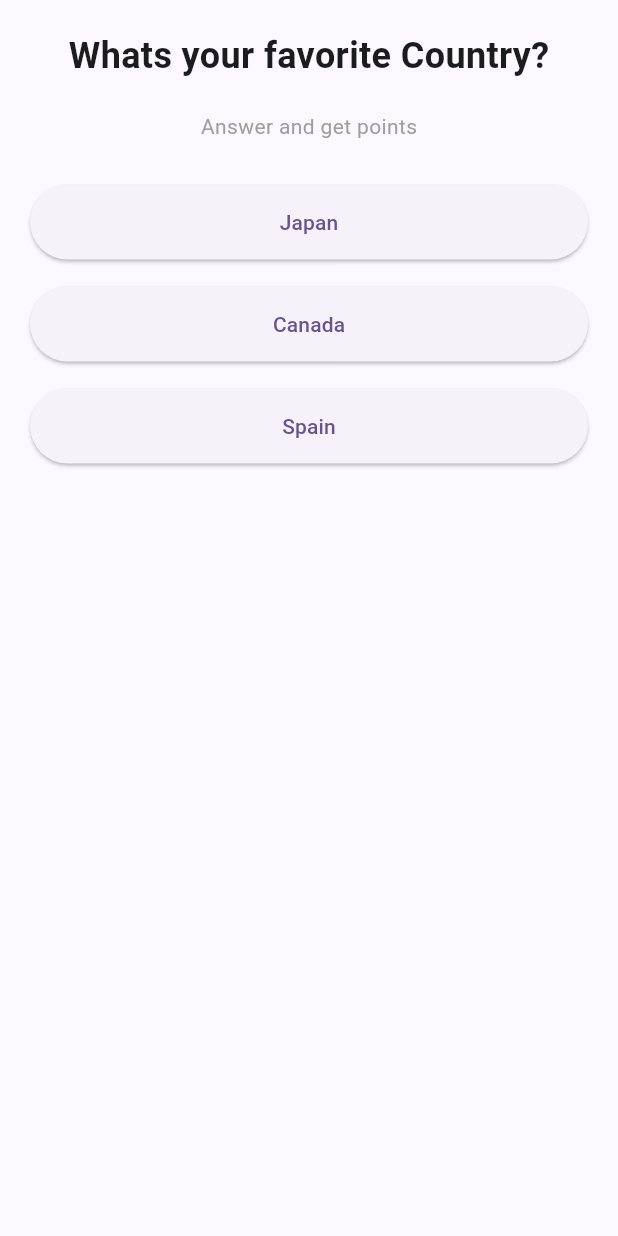
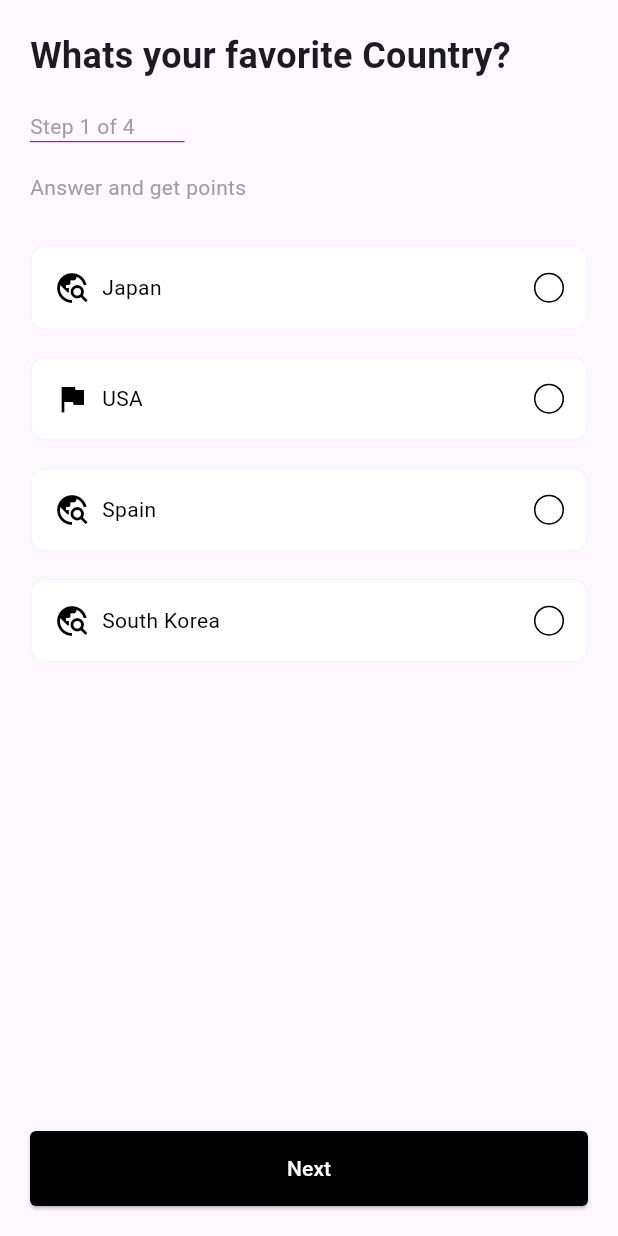
Before and after one commit to mays-najjar/second-task, a Flutter app: the screen it shows after launch, on a phone screen of 412 x 824 dp. Run offline on Flutter 3.47's test engine with Material 3 defaults, Android fonts, the phone set to English and light mode, and no system bars.

Commit message:
task finished

```diff
--- a/quiz_app/lib/models/question_with_answer.dart
+++ b/quiz_app/lib/models/question_with_answer.dart
@@ -1,29 +1,68 @@
+import 'package:flutter/material.dart';
+
 class QuestionWithAnswer {
   final String question;
-  final List<String> answers;
+  final List<Answer> answers;
   final String correctAnswer;
-  const QuestionWithAnswer(
-      {required this.question, required this.answers, required this.correctAnswer});
+  QuestionWithAnswer(
+      {required this.question,
+      required this.answers,
+      required this.correctAnswer});
+}
+
+class Answer {
+  final String text;
+  final IconData icon;
+  final bool correct;
+  Answer({required this.text, required this.icon, required this.correct});
 }
 
 // build data
-const List<QuestionWithAnswer> questionsWithAnswers = [
+List<QuestionWithAnswer> questionsWithAnswers = [
   QuestionWithAnswer(
-      question: 'Whats your favorite Country?',
-      answers: ['Japan', 'Canada', 'Spain'],
-      correctAnswer: 'Spain'),
-  QuestionWithAnswer(
-      question: 'Which one is your favorite transportation?',
-      answers: ['Car', 'Plane', 'Boat'],
-      correctAnswer: 'Car'),
-  QuestionWithAnswer(
-    question:
-        "Which extreme sport involves jumping off a tall structure with a bungee cord?",
-    answers: ["Skydiving", "Paragliding", "Bungee jumping"],
-    correctAnswer: "Bungee jumping"
+    question: 'Whats your favorite Country?',
+    answers: [
+      Answer(text: 'Japan', icon: Icons.travel_explore, correct: false),
+      Answer(text: 'USA', icon: Icons.flag, correct: false),
+      Answer(text: 'Spain', icon: Icons.travel_explore, correct: true),
+      Answer(
+          text: 'South Korea',
+          icon: Icons.travel_explore_rounded,
+          correct: false)
+    ],
+    correctAnswer: 'Spain',
   ),
   QuestionWithAnswer(
-  question: 'What is your favorite food',
-   answers: ['pizza', 'burger', 'shawrma'],
-    correctAnswer: 'burger')
+    question: 'Which one is your favorite transportation?',
+    answers: [
+      Answer(text: 'Car', icon: Icons.car_crash_rounded, correct: false),
+      Answer(text: 'Plane', icon: Icons.airline_seat_flat, correct: false),
+      Answer(text: 'Boat', icon: Icons.shape_line, correct: true),
+      Answer(text: 'Van', icon: Icons.vaccines, correct: false)
+    ],
+    correctAnswer: 'Boat',
+  ),
+  QuestionWithAnswer(
+      question: "Which one is your favorite sport?",
+      answers: [
+        Answer(
+            text: 'Skydiving', icon: Icons.sports_hockey_sharp, correct: false),
+        Answer(
+            text: 'Paragliding',
+            icon: Icons.sports_bar_outlined,
+            correct: false),
+        Answer(
+            text: 'Bungee jumping', icon: Icons.bungalow_sharp, correct: true),
+        Answer(text: 'Scape Room', icon: Icons.room, correct: false)
+      ],
+      correctAnswer: "Bungee jumping"),
+  QuestionWithAnswer(
+      question: 'What is your favorite food',
+      answers: [
+        Answer(text: 'Pizza', icon: Icons.local_pizza, correct: false),
+        Answer(text: 'Tacos', icon: Icons.food_bank, correct: false),
+        Answer(text: "Sushi", icon: Icons.restaurant_menu, correct: true),
+        Answer(text: 'Pasta', icon: Icons.paste_sharp, correct: false)
+      ],
+      correctAnswer: 'Sushi')
 ];
--- a/quiz_app/lib/pages/home_page.dart
+++ b/quiz_app/lib/pages/home_page.dart
@@ -1,6 +1,9 @@
 import 'package:flutter/material.dart';
 import 'package:quiz_app/models/question_with_answer.dart';
 import 'package:quiz_app/utils/app_colors.dart';
+import 'package:quiz_app/widgets/answer_widget_item.dart';
+import 'package:quiz_app/widgets/congrats_widget.dart';
+import 'package:quiz_app/widgets/main_button.dart';
 
 class MyHomePage extends StatefulWidget {
   const MyHomePage({super.key});
@@ -12,11 +15,15 @@ class MyHomePage extends StatefulWidget {
 class _MyHomePageState extends State<MyHomePage> {
   int questionIndex = 0;
   int score = 0;
+  int c = 1;
   bool isFinished = false;
+  bool isCorrect = false;
+  String? selectedAnswer;
   void answerQuestion() {
     debugPrint('Answer Chosen');
   }
 
+  int length = questionsWithAnswers.length;
   @override
   Widget build(BuildContext context) {
     return Scaffold(
@@ -28,20 +35,34 @@ class _MyHomePageState extends State<MyHomePage> {
         //color of the bar at top
       ),*/
       body: SafeArea(
-        child:
-        Padding(
+        child: Padding(
             padding: const EdgeInsets.symmetric(horizontal: 20, vertical: 20),
-          child: Column(
+            child: !isFinished
+                ? Column(
                     // main for y axis, cross for x axis
                     mainAxisAlignment: MainAxisAlignment.start,
+                    crossAxisAlignment: CrossAxisAlignment.start,
+
                     children: [
-                if (!isFinished) ...[
                       Text(
                         questionsWithAnswers[questionIndex].question,
                         style: const TextStyle(
                           fontSize: 24,
                           fontWeight: FontWeight.w600,
                         ),
+                      ),
+                      const SizedBox(height: 20),
+                      Text(
+                        'Step $c of $length',
+                        style: const TextStyle(
+                          color: AppColors.grey,
+                        ),
+                      ),
+                      Container(
+                        alignment: Alignment.topRight,
+                        height: .8,
+                        width: MediaQuery.of(context).size.width * c / 4,
+                        color: AppColors.pink,
                       ),
                       const SizedBox(height: 20),
                       const Text(
@@ -55,90 +76,55 @@ class _MyHomePageState extends State<MyHomePage> {
                         children: questionsWithAnswers[questionIndex]
                             .answers
                             .map(
-                          (answer) => Padding(
-                            padding: const EdgeInsets.symmetric(vertical: 9),
-                            child: answerButton(
-                              text: answer,
-                              onPressed: () {
+                              (answer) => AnswerWidgetItem(
+                                answer: answer,
+                                isCorrect: isCorrect,
+                                selectedAnswer: selectedAnswer,
+                                onTap: () {
+                                  setState(() {
+                                    selectedAnswer = answer.text;
+                                  });
+                                },
+                              ),
+                            )
+                            .toList(),
+                      ),
+                      const Spacer(),
+                      MainButton(
+                          text: 'Next',
+                          onTap: () {
                             setState(() {
                               final questionObj =
                                   questionsWithAnswers[questionIndex];
-                                  if (answer == questionObj.correctAnswer) {
+                              if (selectedAnswer == questionObj.correctAnswer) {
                                 score++;
                               }
                               if (questionIndex <
                                   questionsWithAnswers.length - 1) {
                                 questionIndex++;
+                                selectedAnswer = null;
+                                c++;
                               } else {
                                 isFinished = true;
                               }
                             });
-                              },
-                            ),
-                          ),
+                          })
+                    ],
                   )
-                        .toList(),
-                  ),
-                ],
-                if (isFinished) ...[
-                  SizedBox(
-                    width: double.infinity,
-                    height: 100,
-                    child: Center(
-                      child: Text(
-                        'Congrats! Your final score is $score / ${++questionIndex}',
-                        style: const TextStyle(
-                          decoration: TextDecoration.none,
-                          fontSize: 24,
-                          color: Color.fromARGB(255, 104, 57, 31),
-                          fontFamily: 'Times New Roma',
-                          fontWeight: FontWeight.w600,
-                        ),
-                      ),
-                    ),
-                  ),
-                  // Button to restart the quiz after it's finished
-                  ElevatedButton(
-                    onPressed: () {
+                : CongratsWidget(
+                    score: score,
+                    onTap: () {
                       setState(() {
                         questionIndex = 0;
                         score = 0;
                         isFinished = false;
+                        c = 1;
+                        selectedAnswer = null;
                       });
                     },
-                    child: const Text('Restart'),
-                  ),
-                ]
-              ]),
-        ),
+                  )),
       ),
     );
-    /*  return Scaffold(
-        appBar: AppBar(
-          centerTitle: true,
-          title: const Text('Your Score'),
-          backgroundColor: const Color.fromARGB(223, 240, 140, 83),
-          foregroundColor: const Color.fromARGB(223, 20, 22, 22),
-        ),
-        body: Center(
-          child: SizedBox(
-            width: double.infinity,
-            height: 100,
-            child: Center(
-              child: Text(
-                'Congrats! Your final score is $questionIndex / $questionIndex',
-                style: const TextStyle(
-                  decoration: TextDecoration.none,
-                  fontSize: 24,
-                  color: Color.fromARGB(255, 104, 57, 31),
-                  fontFamily: 'Times New Roma',
-                  fontWeight: FontWeight.w600,
-                ),
-              ),
-            ),
-          ),
-        ),
-      );*/
   }
 }
 
--- a/quiz_app/lib/utils/app_colors.dart
+++ b/quiz_app/lib/utils/app_colors.dart
@@ -2,4 +2,10 @@ import 'package:flutter/material.dart';
 
 class AppColors {
   static const Color grey = Colors.grey;
+  static const Color white = Colors.white;
+  static const Color green = Colors.green;
+  static const Color black = Colors.black;
+  static const Color orange = Color.fromARGB(255, 245, 141, 89);
+  static const Color pink = Color.fromARGB(255, 198, 6, 156);
+  static const Color red = Colors.red;
 }
--- /dev/null
+++ b/quiz_app/lib/widgets/answer_widget_item.dart
@@ -0,0 +1,79 @@
+import 'package:flutter/material.dart';
+import 'package:quiz_app/models/question_with_answer.dart';
+import 'package:quiz_app/utils/app_colors.dart';
+
+class AnswerWidgetItem extends StatelessWidget {
+  final Answer answer;
+  final bool? isCorrect;
+  final String? selectedAnswer;
+  final VoidCallback onTap;
+  const AnswerWidgetItem(
+      {super.key,
+      required this.answer,
+      required this.isCorrect,
+      required this.selectedAnswer,
+      required this.onTap});
+
+  @override
+  Widget build(BuildContext context) {
+    return Padding(
+      padding: const EdgeInsets.symmetric(vertical: 9),
+      child: InkWell(
+        onTap: onTap,
+        child: DecoratedBox(
+          decoration: BoxDecoration(
+            color: (selectedAnswer == answer.text && answer.correct)
+                ? AppColors.green
+                : (selectedAnswer == answer.text && !answer.correct)
+                    ? AppColors.red
+                    : (answer.correct &&
+                            selectedAnswer != answer.text &&
+                            selectedAnswer != null)
+                        ? AppColors.green
+                        : AppColors.white,
+            border: Border.all(color: AppColors.grey.withOpacity(0.1)),
+            borderRadius: BorderRadius.circular(10),
+          ),
+          child: Padding(
+            padding: const EdgeInsets.all(16.0),
+            child: Row(
+              mainAxisAlignment: MainAxisAlignment.spaceBetween,
+              children: [
+                Row(
+                  children: [
+                    Icon(answer.icon,
+                        color: selectedAnswer == answer.text
+                            ? AppColors.white
+                            : AppColors.black),
+                    const SizedBox(
+                      width: 8,
+                    ),
+                    Text(
+                      answer.text,
+                      style: TextStyle(
+                          color: selectedAnswer == answer.text
+                              ? AppColors.white
+                              : AppColors.black),
+                    ),
+                  ],
+                ),
+                const SizedBox(width: 20),
+                Container(
+                  height: 20,
+                  alignment: Alignment.bottomRight,
+                  width: 20,
+                  decoration: BoxDecoration(
+                      borderRadius: BorderRadius.circular(50),
+                      border: Border.all(
+                          color: selectedAnswer == answer.text
+                              ? AppColors.white
+                              : AppColors.black)),
+                )
+              ],
+            ),
+          ),
+        ),
+      ),
+    );
+  }
+}
--- /dev/null
+++ b/quiz_app/lib/widgets/congrats_widget.dart
@@ -0,0 +1,50 @@
+import 'package:flutter/material.dart';
+import 'package:quiz_app/models/question_with_answer.dart';
+import 'package:quiz_app/utils/app_colors.dart';
+import 'package:quiz_app/widgets/correct_answer.dart';
+import 'package:quiz_app/widgets/main_button.dart';
+
+class CongratsWidget extends StatelessWidget {
+  final int score;
+  final VoidCallback onTap;
+  const CongratsWidget({
+    super.key,
+    required this.score,
+    required this.onTap,
+  });
+  final int questionIndex = 0;
+
+  @override
+  Widget build(BuildContext context) {
+    return Column(children: [
+      const Image(image: AssetImage('assets/congrats.jpg')),
+      const SizedBox(
+        height: 80,
+      ),
+      Text(
+        ' Your final score is $score / ${questionsWithAnswers.length}',
+        style: const TextStyle(
+          fontSize: 24,
+          color: AppColors.pink,
+          fontWeight: FontWeight.w600,
+        ),
+      ),
+      const SizedBox(
+        height: 80,
+      ),
+
+      MainButton(
+        text: 'Show correct answers',
+        onTap: () {
+          Navigator.push(
+            context,
+            MaterialPageRoute(builder: (context) => CorrectAnswer()),
+          );
+        },
+      ),
+      const Spacer(),
+      // Button to restart the quiz after it's finished
+      MainButton(text: 'Restart', onTap: onTap)
+    ]);
+  }
+}
--- /dev/null
+++ b/quiz_app/lib/widgets/correct_answer.dart
@@ -0,0 +1,47 @@
+import 'package:flutter/material.dart';
+import 'package:quiz_app/models/question_with_answer.dart';
+import 'package:quiz_app/utils/app_colors.dart';
+
+class CorrectAnswer extends StatefulWidget {
+  const CorrectAnswer({super.key});
+
+  @override
+  State<CorrectAnswer> createState() => _CorrectAnswerState();
+}
+
+class _CorrectAnswerState extends State<CorrectAnswer> {
+  @override
+  Widget build(BuildContext context) {
+    return Scaffold(
+      appBar: AppBar(
+        title: Text('Correct Answers'),
+      ),
+      body: Padding(
+        padding: const EdgeInsets.all(16.0),
+        child: ListView.builder(
+          itemCount: questionsWithAnswers.length,
+          itemBuilder: (context, index) {
+            final question = questionsWithAnswers[index];
+            final correctAnswer =
+                question.answers.firstWhere((answer) => answer.correct).text;
+            return Column(
+              crossAxisAlignment: CrossAxisAlignment.start,
+              children: [
+                Text(
+                  question.question,
+                  style: const TextStyle(
+                    fontSize: 10,
+                    color: AppColors.pink,
+                    fontWeight: FontWeight.w600,
+                  ),
+                ),
+                Text('Correct answer: $correctAnswer'),
+                const Divider(),
+              ],
+            );
+          },
+        ),
+      ),
+    );
+  }
+}
--- /dev/null
+++ b/quiz_app/lib/widgets/main_button.dart
@@ -0,0 +1,25 @@
+import 'package:flutter/material.dart';
+import 'package:quiz_app/utils/app_colors.dart';
+
+class MainButton extends StatelessWidget {
+  final String text;
+  final VoidCallback onTap;
+  const MainButton({super.key, required this.text, required this.onTap});
+
+  @override
+  Widget build(BuildContext context) {
+    return SizedBox(
+      width: double.infinity,
+      height: 50,
+      child: ElevatedButton(
+          onPressed: onTap,
+          style: ElevatedButton.styleFrom(
+              backgroundColor: AppColors.black,
+              foregroundColor: AppColors.white,
+              shape: RoundedRectangleBorder(
+                borderRadius: BorderRadius.circular(4),
+              )),
+          child: Text(text)),
+    );
+  }
+}
--- a/quiz_app/pubspec.yaml
+++ b/quiz_app/pubspec.yaml
@@ -59,8 +59,8 @@ flutter:
   uses-material-design: true
 
   # To add assets to your application, add an assets section, like this:
-  # assets:
-  #   - images/a_dot_burr.jpeg
+  assets:
+      - assets/congrats.jpg
   #   - images/a_dot_ham.jpeg
 
   # An image asset can refer to one or more resolution-specific "variants", see
```
Also changed, not shown: quiz_app/assets/congrats.jpg (added), quiz_app/pubspec.lock, 1 other file. Lines whose indentation alone changed are shown as unchanged.
